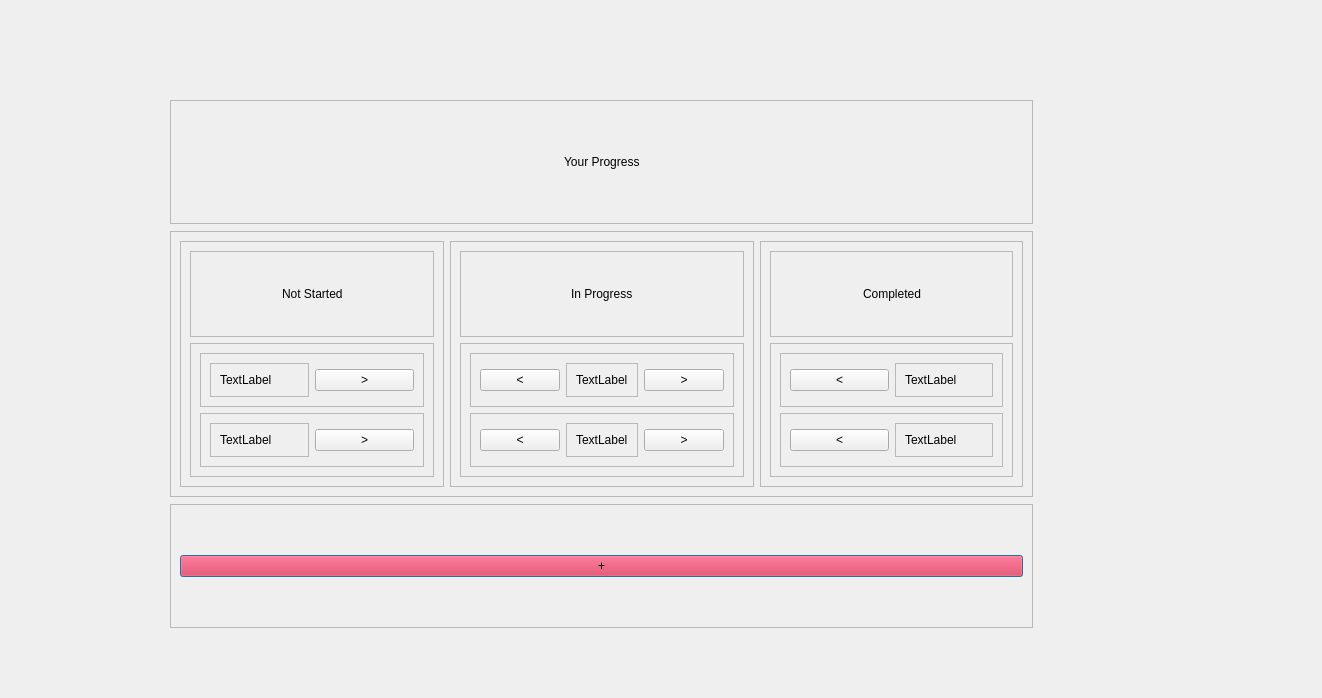
First picture: the form in todo.ui, repository bikraj2/mitra-2, before the edit.
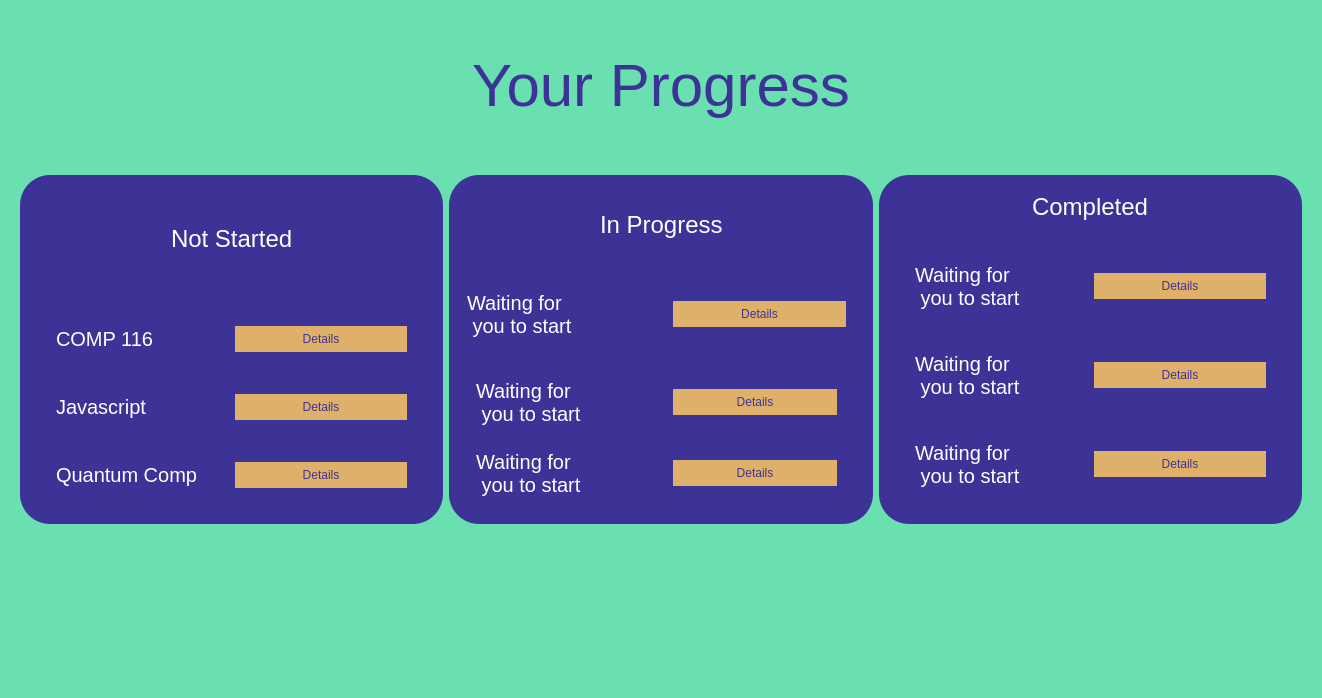
Second picture: the form after the edit.

What changed in the file:
```diff
--- a/todo.ui
+++ b/todo.ui
@@ -13,14 +13,16 @@
   <property name="windowTitle">
    <string>Dialog</string>
   </property>
-  <widget class="QFrame" name="frame_2">
-   <property name="geometry">
-    <rect>
-     <x>170</x>
-     <y>504</y>
-     <width>863</width>
-     <height>124</height>
-    </rect>
+  <property name="styleSheet">
+   <string notr="true">background-color: #6adfb0;
+border-radius: 300px;
+</string>
+  </property>
+  <layout class="QVBoxLayout" name="verticalLayout">
+   <item>
+    <widget class="QFrame" name="frame_6">
+     <property name="styleSheet">
+      <string notr="true"/>
    </property>
    <property name="frameShape">
     <enum>QFrame::StyledPanel</enum>
@@ -28,28 +30,55 @@
    <property name="frameShadow">
     <enum>QFrame::Raised</enum>
    </property>
-   <layout class="QVBoxLayout" name="verticalLayout_5">
+     <layout class="QHBoxLayout" name="horizontalLayout_2">
     <item>
-     <widget class="QPushButton" name="pushButton">
+       <spacer name="horizontalSpacer">
+        <property name="orientation">
+         <enum>Qt::Horizontal</enum>
+        </property>
+        <property name="sizeHint" stdset="0">
+         <size>
+          <width>330</width>
+          <height>20</height>
+         </size>
+        </property>
+       </spacer>
+      </item>
+      <item>
+       <widget class="QLabel" name="label">
       <property name="styleSheet">
-       <string notr="true">background-color: rgb(255, 0, 46);
-font:rgb(186, 157, 255);</string>
+         <string notr="true">font-size: 60px ;
+font: bold large &quot;Sherif&quot;;
+color:#3d3397;</string>
       </property>
       <property name="text">
-       <string>+</string>
+         <string>Your Progress</string>
+        </property>
+        <property name="textFormat">
+         <enum>Qt::RichText</enum>
       </property>
      </widget>
     </item>
-   </layout>
-  </widget>
+      <item>
+       <spacer name="horizontalSpacer_2">
+        <property name="orientation">
+         <enum>Qt::Horizontal</enum>
+        </property>
+        <property name="sizeHint" stdset="0">
+         <size>
+          <width>330</width>
+          <height>20</height>
+         </size>
+        </property>
+       </spacer>
+      </item>
+     </layout>
+    </widget>
+   </item>
+   <item>
   <widget class="QFrame" name="frame">
-   <property name="geometry">
-    <rect>
-     <x>170</x>
-     <y>231</y>
-     <width>863</width>
-     <height>266</height>
-    </rect>
+     <property name="styleSheet">
+      <string notr="true"/>
    </property>
    <property name="frameShape">
     <enum>QFrame::StyledPanel</enum>
@@ -60,6 +89,9 @@
    <layout class="QHBoxLayout" name="horizontalLayout">
     <item>
      <widget class="QFrame" name="frame_3">
+        <property name="styleSheet">
+         <string notr="true">background-color: #3d3397; border-radius:30;</string>
+        </property>
       <property name="frameShape">
        <enum>QFrame::StyledPanel</enum>
       </property>
@@ -91,6 +123,14 @@
           </item>
           <item>
            <widget class="QLabel" name="label_2">
+              <property name="autoFillBackground">
+               <bool>false</bool>
+              </property>
+              <property name="styleSheet">
+               <string notr="true">color:white;
+font-size: 24px ;
+font: bold large &quot;Sherif&quot;;</string>
+              </property>
             <property name="text">
              <string>Not Started</string>
             </property>
@@ -138,22 +178,37 @@
                <property name="frameShadow">
                 <enum>QFrame::Raised</enum>
                </property>
-               <layout class="QHBoxLayout" name="horizontalLayout_16">
+                 <layout class="QHBoxLayout" name="horizontalLayout_43">
                 <item>
                  <widget class="QLabel" name="label_14">
+                    <property name="styleSheet">
+                     <string notr="true">color:white;
+font-size: 20px ;
+font: bold large &quot;Sherif&quot;;</string>
+                    </property>
                   <property name="text">
-                   <string>TextLabel</string>
-                  </property>
-                 </widget>
-                </item>
-               </layout>
+                     <string>COMP 116</string>
+                    </property>
               </widget>
              </item>
              <item>
-              <widget class="QPushButton" name="pushButton_2">
+                   <widget class="QPushButton" name="pushButton_21">
+                    <property name="autoFillBackground">
+                     <bool>false</bool>
+                    </property>
+                    <property name="styleSheet">
+                     <string notr="true">background-color: #dfb06a;
+color:#3d3397;
+font: bold 20px,  &quot;Sherif&quot; ; 
+border-width: 5px;
+border-radius: 15px; padding:6;</string>
+                    </property>
                <property name="text">
-                <string>&gt;</string>
-               </property>
+                     <string>Details</string>
+                    </property>
+                   </widget>
+                  </item>
+                 </layout>
               </widget>
              </item>
             </layout>
@@ -176,22 +231,84 @@
                <property name="frameShadow">
                 <enum>QFrame::Raised</enum>
                </property>
-               <layout class="QHBoxLayout" name="horizontalLayout_15">
+                 <layout class="QHBoxLayout" name="horizontalLayout_10">
                 <item>
                  <widget class="QLabel" name="label_13">
+                    <property name="styleSheet">
+                     <string notr="true">color:white;
+font-size: 20px ;
+font: bold large &quot;Sherif&quot;;</string>
+                    </property>
                   <property name="text">
-                   <string>TextLabel</string>
+                     <string>Javascript</string>
                   </property>
                  </widget>
                 </item>
+                  <item>
+                   <widget class="QPushButton" name="pushButton_22">
+                    <property name="styleSheet">
+                     <string notr="true">background-color: #dfb06a;
+color:#3d3397;
+font: bold 20px,  &quot;Sherif&quot; ; 
+border-width: 5px;
+border-radius: 15px; padding:6;</string>
+                    </property>
+                    <property name="text">
+                     <string>Details</string>
+                    </property>
+                   </widget>
+                  </item>
                </layout>
               </widget>
              </item>
+              </layout>
+             </widget>
+            </item>
              <item>
-              <widget class="QPushButton" name="pushButton_3">
+             <widget class="QFrame" name="frame_31">
+              <property name="frameShape">
+               <enum>QFrame::StyledPanel</enum>
+              </property>
+              <property name="frameShadow">
+               <enum>QFrame::Raised</enum>
+              </property>
+              <layout class="QHBoxLayout" name="horizontalLayout_15">
+               <item>
+                <widget class="QFrame" name="frame_59">
+                 <property name="frameShape">
+                  <enum>QFrame::StyledPanel</enum>
+                 </property>
+                 <property name="frameShadow">
+                  <enum>QFrame::Raised</enum>
+                 </property>
+                 <layout class="QHBoxLayout" name="horizontalLayout_9">
+                  <item>
+                   <widget class="QLabel" name="label_26">
+                    <property name="styleSheet">
+                     <string notr="true">color:white;
+font-size: 20px ;
+font: bold large &quot;Sherif&quot;;</string>
+                    </property>
                <property name="text">
-                <string>&gt;</string>
-               </property>
+                     <string>Quantum Comp</string>
+                    </property>
+                   </widget>
+                  </item>
+                  <item>
+                   <widget class="QPushButton" name="pushButton_25">
+                    <property name="styleSheet">
+                     <string notr="true">background-color: #dfb06a;
+color:#3d3397;
+font: bold 20px,  &quot;Sherif&quot; ; 
+border-width: 5px;
+border-radius: 15px; padding:6;</string>
+                    </property>
+                    <property name="text">
+                     <string>Details</string>
+                    </property>
+                   </widget>
+                  </item>
+                 </layout>
               </widget>
              </item>
             </layout>
@@ -205,6 +322,9 @@
     </item>
     <item>
      <widget class="QFrame" name="frame_4">
+        <property name="styleSheet">
+         <string notr="true">background-color: #3d3397;border-radius:30;</string>
+        </property>
       <property name="frameShape">
        <enum>QFrame::StyledPanel</enum>
       </property>
@@ -214,6 +334,11 @@
       <layout class="QVBoxLayout" name="verticalLayout_3">
        <item>
         <widget class="QFrame" name="frame_9">
+           <property name="styleSheet">
+            <string notr="true">color:white;
+font-size: 24px ;
+font: bold large &quot;Sherif&quot;;</string>
+           </property>
          <property name="frameShape">
           <enum>QFrame::StyledPanel</enum>
          </property>
@@ -236,9 +361,17 @@
           </item>
           <item>
            <widget class="QLabel" name="label_3">
+              <property name="styleSheet">
+               <string notr="true">color:white;
+font-size: 24px ;
+font: bold large &quot;Sherif&quot;;</string>
+              </property>
             <property name="text">
              <string>In Progress</string>
             </property>
+              <property name="textFormat">
+               <enum>Qt::RichText</enum>
+              </property>
            </widget>
           </item>
           <item>
@@ -257,6 +390,57 @@
          </layout>
         </widget>
        </item>
+         <item>
+          <widget class="QFrame" name="frame_17">
+           <property name="frameShape">
+            <enum>QFrame::StyledPanel</enum>
+           </property>
+           <property name="frameShadow">
+            <enum>QFrame::Raised</enum>
+           </property>
+           <layout class="QHBoxLayout" name="horizontalLayout_21">
+            <item>
+             <widget class="QLabel" name="label_20">
+              <property name="styleSheet">
+               <string notr="true">color:white;
+font-size: 20px ;
+font: bold large &quot;Sherif&quot;;</string>
+              </property>
+              <property name="text">
+               <string>Waiting for 
+ you to start</string>
+              </property>
+             </widget>
+            </item>
+            <item>
+             <widget class="QFrame" name="frame_29">
+              <property name="frameShape">
+               <enum>QFrame::StyledPanel</enum>
+              </property>
+              <property name="frameShadow">
+               <enum>QFrame::Raised</enum>
+              </property>
+              <layout class="QHBoxLayout" name="horizontalLayout_22">
+               <item>
+                <widget class="QPushButton" name="pushButton_37">
+                 <property name="styleSheet">
+                  <string notr="true">background-color: #dfb06a;
+color:#3d3397;
+font: bold 20px,  &quot;Sherif&quot; ; 
+border-width: 5px;
+border-radius: 15px; padding:6;</string>
+                 </property>
+                 <property name="text">
+                  <string>Details</string>
+                 </property>
+                </widget>
+               </item>
+              </layout>
+             </widget>
+            </item>
+           </layout>
+          </widget>
+         </item>
        <item>
         <widget class="QFrame" name="frame_10">
          <property name="frameShape">
@@ -276,54 +460,15 @@
             </property>
             <layout class="QHBoxLayout" name="horizontalLayout_8">
              <item>
-              <widget class="QPushButton" name="pushButton_8">
-               <property name="text">
-                <string>&lt;</string>
-               </property>
-              </widget>
-             </item>
-             <item>
-              <widget class="QFrame" name="frame_21">
-               <property name="frameShape">
-                <enum>QFrame::StyledPanel</enum>
-               </property>
-               <property name="frameShadow">
-                <enum>QFrame::Raised</enum>
-               </property>
-               <layout class="QHBoxLayout" name="horizontalLayout_13">
-                <item>
-                 <widget class="QLabel" name="label_7">
+                <widget class="QLabel" name="label_15">
+                 <property name="styleSheet">
+                  <string notr="true">color:white;
+font-size: 20px ;
+font: bold large &quot;Sherif&quot;;</string>
+                 </property>
                   <property name="text">
-                   <string>TextLabel</string>
-                  </property>
-                 </widget>
-                </item>
-               </layout>
-              </widget>
-             </item>
-             <item>
-              <widget class="QPushButton" name="pushButton_4">
-               <property name="text">
-                <string>&gt;</string>
-               </property>
-              </widget>
-             </item>
-            </layout>
-           </widget>
-          </item>
-          <item>
-           <widget class="QFrame" name="frame_18">
-            <property name="frameShape">
-             <enum>QFrame::StyledPanel</enum>
-            </property>
-            <property name="frameShadow">
-             <enum>QFrame::Raised</enum>
-            </property>
-            <layout class="QHBoxLayout" name="horizontalLayout_12">
-             <item>
-              <widget class="QPushButton" name="pushButton_9">
-               <property name="text">
-                <string>&lt;</string>
+                  <string>Waiting for 
+ you to start</string>
                </property>
               </widget>
              </item>
@@ -335,24 +480,75 @@
                <property name="frameShadow">
                 <enum>QFrame::Raised</enum>
                </property>
+                 <layout class="QHBoxLayout" name="horizontalLayout_11">
+                  <item>
+                   <widget class="QPushButton" name="pushButton_29">
+                    <property name="styleSheet">
+                     <string notr="true">background-color: #dfb06a;
+color:#3d3397;
+font: bold 20px,  &quot;Sherif&quot; ; 
+border-width: 5px;
+border-radius: 15px; padding:6;</string>
+                    </property>
+                    <property name="text">
+                     <string>Details</string>
+                    </property>
+                   </widget>
+                  </item>
+                 </layout>
+                </widget>
+               </item>
+              </layout>
+             </widget>
+            </item>
+            <item>
+             <widget class="QFrame" name="frame_16">
+              <property name="frameShape">
+               <enum>QFrame::StyledPanel</enum>
+              </property>
+              <property name="frameShadow">
+               <enum>QFrame::Raised</enum>
+              </property>
                <layout class="QHBoxLayout" name="horizontalLayout_14">
                 <item>
-                 <widget class="QLabel" name="label_11">
+                <widget class="QLabel" name="label_17">
+                 <property name="styleSheet">
+                  <string notr="true">color:white;
+font-size: 20px ;
+font: bold large &quot;Sherif&quot;;</string>
+                 </property>
                   <property name="text">
-                   <string>TextLabel</string>
+                  <string>Waiting for 
+ you to start</string>
+                 </property>
+                </widget>
+               </item>
+               <item>
+                <widget class="QFrame" name="frame_26">
+                 <property name="frameShape">
+                  <enum>QFrame::StyledPanel</enum>
+                 </property>
+                 <property name="frameShadow">
+                  <enum>QFrame::Raised</enum>
+                 </property>
+                 <layout class="QHBoxLayout" name="horizontalLayout_16">
+                  <item>
+                   <widget class="QPushButton" name="pushButton_31">
+                    <property name="styleSheet">
+                     <string notr="true">background-color: #dfb06a;
+color:#3d3397;
+font: bold 20px,  &quot;Sherif&quot; ; 
+border-width: 5px;
+border-radius: 15px; padding:6;</string>
+                    </property>
+                    <property name="text">
+                     <string>Details</string>
                   </property>
                  </widget>
                 </item>
                </layout>
               </widget>
              </item>
-             <item>
-              <widget class="QPushButton" name="pushButton_10">
-               <property name="text">
-                <string>&gt;</string>
-               </property>
-              </widget>
-             </item>
             </layout>
            </widget>
           </item>
@@ -364,6 +560,9 @@
     </item>
     <item>
      <widget class="QFrame" name="frame_5">
+        <property name="styleSheet">
+         <string notr="true">background-color: #3d3397;border-radius:30;</string>
+        </property>
       <property name="frameShape">
        <enum>QFrame::StyledPanel</enum>
       </property>
@@ -395,6 +594,11 @@
           </item>
           <item>
            <widget class="QLabel" name="label_4">
+              <property name="styleSheet">
+               <string notr="true">color:white;
+font-size: 24px ;
+font: bold large &quot;Sherif&quot;;</string>
+              </property>
             <property name="text">
              <string>Completed</string>
             </property>
@@ -426,37 +630,50 @@
          </property>
          <layout class="QVBoxLayout" name="verticalLayout_8">
           <item>
-           <widget class="QFrame" name="frame_16">
+             <widget class="QFrame" name="frame_62">
             <property name="frameShape">
              <enum>QFrame::StyledPanel</enum>
             </property>
             <property name="frameShadow">
              <enum>QFrame::Raised</enum>
             </property>
-            <layout class="QHBoxLayout" name="horizontalLayout_9">
+              <layout class="QHBoxLayout" name="horizontalLayout_44">
              <item>
-              <widget class="QPushButton" name="pushButton_5">
-               <property name="text">
-                <string>&lt;</string>
-               </property>
-              </widget>
-             </item>
-             <item>
-              <widget class="QFrame" name="frame_25">
+                <widget class="QFrame" name="frame_63">
                <property name="frameShape">
                 <enum>QFrame::StyledPanel</enum>
                </property>
                <property name="frameShadow">
                 <enum>QFrame::Raised</enum>
                </property>
-               <layout class="QHBoxLayout" name="horizontalLayout_17">
+                 <layout class="QHBoxLayout" name="horizontalLayout_45">
                 <item>
-                 <widget class="QLabel" name="label_15">
+                   <widget class="QLabel" name="label_28">
+                    <property name="styleSheet">
+                     <string notr="true">color:white;
+font-size: 20px ;
+font: bold large &quot;Sherif&quot;;</string>
+                    </property>
                   <property name="text">
-                   <string>TextLabel</string>
+                     <string>Waiting for 
+ you to start</string>
                   </property>
                  </widget>
                 </item>
+                  <item>
+                   <widget class="QPushButton" name="pushButton_33">
+                    <property name="styleSheet">
+                     <string notr="true">background-color: #dfb06a;
+color:#3d3397;
+font: bold 20px,  &quot;Sherif&quot; ; 
+border-width: 5px;
+border-radius: 15px; padding:6;</string>
+                    </property>
+                    <property name="text">
+                     <string>Details</string>
+                    </property>
+                   </widget>
+                  </item>
                </layout>
               </widget>
              </item>
@@ -464,38 +681,48 @@
            </widget>
           </item>
           <item>
-           <widget class="QFrame" name="frame_17">
+             <widget class="QFrame" name="frame_64">
             <property name="frameShape">
              <enum>QFrame::StyledPanel</enum>
             </property>
             <property name="frameShadow">
              <enum>QFrame::Raised</enum>
             </property>
-            <layout class="QHBoxLayout" name="horizontalLayout_10">
+              <layout class="QHBoxLayout" name="horizontalLayout_46">
              <item>
-              <widget class="QPushButton" name="pushButton_6">
-               <property name="text">
-                <string>&lt;</string>
-               </property>
-              </widget>
-             </item>
-             <item>
-              <widget class="QFrame" name="frame_26">
+                <widget class="QFrame" name="frame_65">
                <property name="frameShape">
                 <enum>QFrame::StyledPanel</enum>
                </property>
                <property name="frameShadow">
                 <enum>QFrame::Raised</enum>
                </property>
-               <layout class="QHBoxLayout" name="horizontalLayout_18">
+                 <layout class="QHBoxLayout" name="horizontalLayout_47">
                 <item>
-                 <widget class="QLabel" name="label_16">
+                   <widget class="QLabel" name="label_29">
+                    <property name="styleSheet">
+                     <string notr="true">color:white;
+font-size: 20px ;
+font: bold large &quot;Sherif&quot;;</string>
+                    </property>
                   <property name="text">
-                   <string>TextLabel</string>
+                     <string>Waiting for 
+ you to start</string>
                   </property>
                  </widget>
                 </item>
-               </layout>
+                  <item>
+                   <widget class="QPushButton" name="pushButton_34">
+                    <property name="styleSheet">
+                     <string notr="true">background-color: #dfb06a;
+color:#3d3397;
+font: bold 20px,  &quot;Sherif&quot; ; 
+border-width: 5px;
+border-radius: 15px; padding:6;</string>
+                    </property>
+                    <property name="text">
+                     <string>Details</string>
+                    </property>
               </widget>
              </item>
             </layout>
@@ -504,62 +731,77 @@
          </layout>
         </widget>
        </item>
-      </layout>
-     </widget>
-    </item>
-   </layout>
-  </widget>
-  <widget class="QFrame" name="frame_6">
-   <property name="geometry">
-    <rect>
-     <x>170</x>
-     <y>100</y>
-     <width>863</width>
-     <height>124</height>
-    </rect>
-   </property>
+            <item>
+             <widget class="QFrame" name="frame_66">
+              <property name="frameShape">
+               <enum>QFrame::StyledPanel</enum>
+              </property>
+              <property name="frameShadow">
+               <enum>QFrame::Raised</enum>
+              </property>
+              <layout class="QHBoxLayout" name="horizontalLayout_48">
+               <item>
+                <widget class="QFrame" name="frame_67">
    <property name="frameShape">
     <enum>QFrame::StyledPanel</enum>
    </property>
    <property name="frameShadow">
     <enum>QFrame::Raised</enum>
    </property>
-   <layout class="QHBoxLayout" name="horizontalLayout_2">
+                 <layout class="QHBoxLayout" name="horizontalLayout_49">
     <item>
-     <spacer name="horizontalSpacer">
-      <property name="orientation">
-       <enum>Qt::Horizontal</enum>
-      </property>
-      <property name="sizeHint" stdset="0">
-       <size>
-        <width>330</width>
-        <height>20</height>
-       </size>
-      </property>
-     </spacer>
+                   <widget class="QLabel" name="label_30">
+                    <property name="styleSheet">
+                     <string notr="true">color:white;
+font-size: 20px ;
+font: bold large &quot;Sherif&quot;;</string>
+                    </property>
+                    <property name="text">
+                     <string>Waiting for 
+ you to start</string>
+                    </property>
+                   </widget>
     </item>
     <item>
-     <widget class="QLabel" name="label">
+                   <widget class="QPushButton" name="pushButton_35">
+                    <property name="styleSheet">
+                     <string notr="true">background-color: #dfb06a;
+color:#3d3397;
+font: bold 20px,  &quot;Sherif&quot; ; 
+border-width: 5px;
+border-radius: 15px; padding:6;</string>
+                    </property>
       <property name="text">
-       <string>Your Progress</string>
+                     <string>Details</string>
       </property>
      </widget>
     </item>
+                 </layout>
+                </widget>
+               </item>
+              </layout>
+             </widget>
+            </item>
+           </layout>
+          </widget>
+         </item>
+        </layout>
+       </widget>
+      </item>
+     </layout>
+    </widget>
+   </item>
     <item>
-     <spacer name="horizontalSpacer_2">
-      <property name="orientation">
-       <enum>Qt::Horizontal</enum>
-      </property>
-      <property name="sizeHint" stdset="0">
-       <size>
-        <width>330</width>
-        <height>20</height>
-       </size>
-      </property>
-     </spacer>
-    </item>
-   </layout>
-  </widget>
+    <widget class="QFrame" name="frame_2">
+     <property name="frameShape">
+      <enum>QFrame::StyledPanel</enum>
+     </property>
+     <property name="frameShadow">
+      <enum>QFrame::Raised</enum>
+     </property>
+    </widget>
+   </item>
+  </layout>
  </widget>
  <resources/>
  <connections/>
```
Lines whose indentation alone changed are shown as unchanged.
